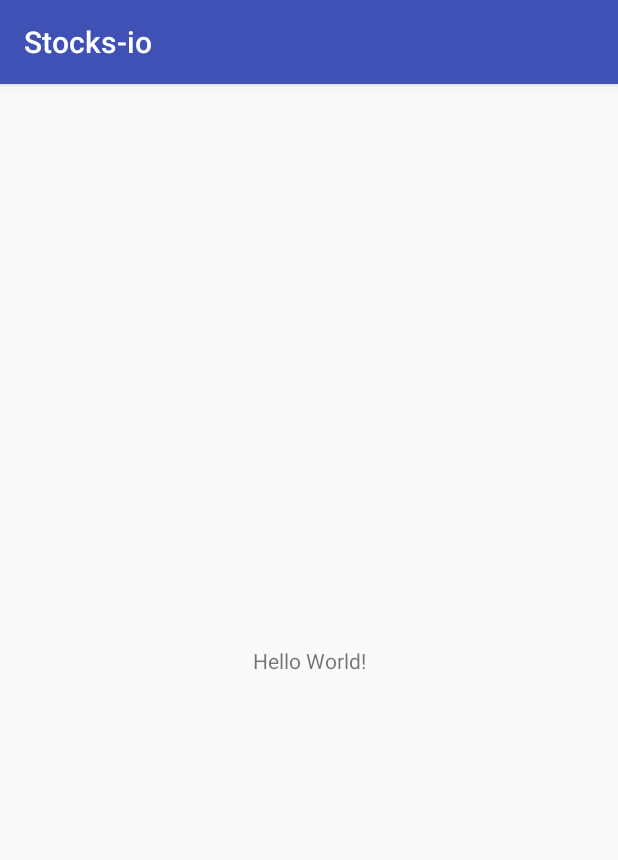
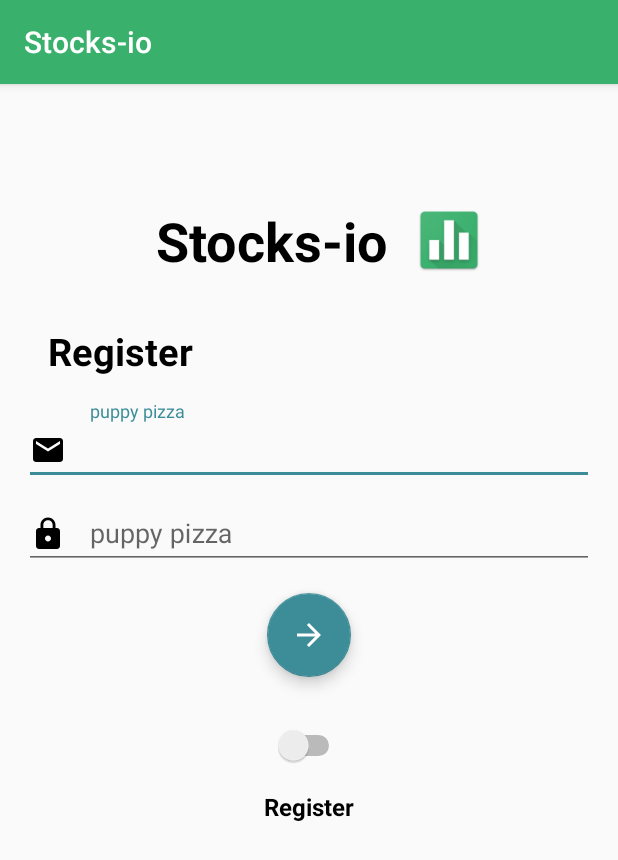
Before and after one commit to stocks-io/android-front-end, an Android app: the screen it shows after launch (MainActivity), on a phone screen of 412 x 824 dp. Shown: the top 860 px of the screen. Run offline under Robolectric (Android 15) with nearby library versions, the phone set to English and light mode, and no system bars.

Commit message:
Intial LoginView

```diff
--- /dev/null
+++ b/app/src/main/java/com/stocks/stocks_io/POJO/BaseTokenInfo.java
@@ -0,0 +1,20 @@
+package com.stocks.stocks_io.POJO;
+
+public class BaseTokenInfo {
+    private String token;
+
+    public BaseTokenInfo() {
+    }
+
+    public BaseTokenInfo(String token) {
+        this.token = token;
+    }
+
+    public String getToken() {
+        return token;
+    }
+
+    public void setToken(String token) {
+        this.token = token;
+    }
+}
--- /dev/null
+++ b/app/src/main/res/drawable/ic_continue.xml
@@ -0,0 +1,4 @@
+<vector android:height="24dp" android:viewportHeight="24.0"
+    android:viewportWidth="24.0" android:width="24dp" xmlns:android="http://schemas.android.com/apk/res/android">
+    <path android:fillColor="#FFFFFF" android:pathData="M12,4l-1.41,1.41L16.17,11H4v2h12.17l-5.58,5.59L12,20l8,-8z"/>
+</vector>
--- /dev/null
+++ b/app/src/main/res/drawable/ic_email_black_48px.xml
@@ -0,0 +1,4 @@
+<vector android:height="24dp" android:viewportHeight="24.0"
+    android:viewportWidth="24.0" android:width="24dp" xmlns:android="http://schemas.android.com/apk/res/android">
+    <path android:fillColor="#000000" android:pathData="M20,4L4,4c-1.1,0 -1.99,0.9 -1.99,2L2,18c0,1.1 0.9,2 2,2h16c1.1,0 2,-0.9 2,-2L22,6c0,-1.1 -0.9,-2 -2,-2zM20,8l-8,5 -8,-5L4,6l8,5 8,-5v2z"/>
+</vector>
--- /dev/null
+++ b/app/src/main/res/drawable/ic_lock_black_48px.xml
@@ -0,0 +1,4 @@
+<vector android:height="24dp" android:viewportHeight="24.0"
+    android:viewportWidth="24.0" android:width="24dp" xmlns:android="http://schemas.android.com/apk/res/android">
+    <path android:fillColor="#000000" android:pathData="M18,8h-1L17,6c0,-2.76 -2.24,-5 -5,-5S7,3.24 7,6v2L6,8c-1.1,0 -2,0.9 -2,2v10c0,1.1 0.9,2 2,2h12c1.1,0 2,-0.9 2,-2L20,10c0,-1.1 -0.9,-2 -2,-2zM12,17c-1.1,0 -2,-0.9 -2,-2s0.9,-2 2,-2 2,0.9 2,2 -0.9,2 -2,2zM15.1,8L8.9,8L8.9,6c0,-1.71 1.39,-3.1 3.1,-3.1 1.71,0 3.1,1.39 3.1,3.1v2z"/>
+</vector>
--- a/app/src/main/res/layout/activity_main.xml
+++ b/app/src/main/res/layout/activity_main.xml
@@ -1,19 +1,87 @@
 <?xml version="1.0" encoding="utf-8"?>
-<android.support.constraint.ConstraintLayout
-    xmlns:android="http://schemas.android.com/apk/res/android"
+<LinearLayout xmlns:android="http://schemas.android.com/apk/res/android"
     xmlns:app="http://schemas.android.com/apk/res-auto"
     xmlns:tools="http://schemas.android.com/tools"
     android:layout_width="match_parent"
     android:layout_height="match_parent"
+    android:gravity="center_horizontal"
+    android:orientation="vertical"
+    android:layout_marginEnd="16dp"
+    android:layout_marginStart="16dp"
+    android:paddingTop="64dp"
     tools:context="com.stocks.stocks_io.Activities.MainActivity">
 
+    <LinearLayout
+        android:layout_width="match_parent"
+        android:layout_height="wrap_content"
+        android:gravity="center"
+        android:orientation="horizontal">
+
+        <TextView
+            style="@style/title_text"
+            android:layout_width="wrap_content"
+            android:layout_height="wrap_content"
+            android:gravity="center_horizontal"
+            android:text="@string/app_name" />
+
+        <ImageView
+            android:layout_width="wrap_content"
+            android:layout_height="wrap_content"
+            android:src="@mipmap/ic_launcher" />
+    </LinearLayout>
+
     <TextView
+        android:id="@+id/login_title_view"
+        style="@style/mega_text"
+        android:layout_width="match_parent"
+        android:layout_height="wrap_content"
+        android:text="Register" />
+
+    <android.support.design.widget.TextInputLayout
+        android:layout_width="match_parent"
+        android:layout_height="wrap_content"
+        android:gravity="center">
+
+        <android.support.design.widget.TextInputEditText
+            android:layout_width="match_parent"
+            android:layout_height="wrap_content"
+            android:drawablePadding="16dp"
+            android:drawableStart="@drawable/ic_email_black_48px"
+            android:gravity="center_vertical"
+            android:hint="puppy pizza" />
+    </android.support.design.widget.TextInputLayout>
+
+    <android.support.design.widget.TextInputLayout
+        android:layout_width="match_parent"
+        android:layout_height="wrap_content"
+        android:gravity="center">
+
+        <android.support.design.widget.TextInputEditText
+            android:layout_width="match_parent"
+            android:layout_height="wrap_content"
+            android:drawablePadding="16dp"
+            android:drawableStart="@drawable/ic_lock_black_48px"
+            android:gravity="center_vertical"
+            android:hint="puppy pizza"
+            android:inputType="textPassword" />
+    </android.support.design.widget.TextInputLayout>
+
+    <android.support.design.widget.FloatingActionButton
         android:layout_width="wrap_content"
         android:layout_height="wrap_content"
-        android:text="Hello World!"
-        app:layout_constraintBottom_toBottomOf="parent"
-        app:layout_constraintLeft_toLeftOf="parent"
-        app:layout_constraintRight_toRightOf="parent"
-        app:layout_constraintTop_toTopOf="parent"/>
+        android:layout_margin="16dp"
+        android:src="@drawable/ic_continue"
+        android:text="Register"/>
 
-</android.support.constraint.ConstraintLayout>
+    <Switch
+        android:layout_width="wrap_content"
+        android:layout_height="wrap_content"
+        android:layout_marginTop="16dp"/>
+    <TextView
+        style="@style/mini_text"
+        android:layout_width="wrap_content"
+        android:layout_height="wrap_content"
+        android:text="Register"/>
+
+
+</LinearLayout>
--- a/app/src/main/res/values/colors.xml
+++ b/app/src/main/res/values/colors.xml
@@ -1,6 +1,6 @@
 <?xml version="1.0" encoding="utf-8"?>
 <resources>
-    <color name="colorPrimary">#3F51B5</color>
-    <color name="colorPrimaryDark">#303F9F</color>
-    <color name="colorAccent">#FF4081</color>
+    <color name="colorPrimary">#3ab06d</color>
+    <color name="colorPrimaryDark">#2E7D32</color>
+    <color name="colorAccent">#3D8D99</color>
 </resources>
--- a/app/src/main/res/values/styles.xml
+++ b/app/src/main/res/values/styles.xml
@@ -8,4 +8,24 @@
         <item name="colorAccent">@color/colorAccent</item>
     </style>
 
+    <style name="title_text">
+        <item name="android:textSize">36sp</item>
+        <item name="android:textColor">#000000</item>
+        <item name="android:layout_margin">16dp</item>
+        <item name="android:textStyle">bold</item>
+    </style>
+
+    <style name="mega_text">
+        <item name="android:textSize">25sp</item>
+        <item name="android:textColor">#000000</item>
+        <item name="android:layout_margin">16dp</item>
+        <item name="android:textStyle">bold</item>
+    </style>
+
+    <style name="mini_text">
+        <item name="android:textSize">16sp</item>
+        <item name="android:textColor">#000000</item>
+        <item name="android:layout_margin">16dp</item>
+        <item name="android:textStyle">bold</item>
+    </style>
 </resources>
```
Also changed, not shown: app/src/main/res/mipmap-hdpi/ic_launcher.png, app/src/main/res/mipmap-hdpi/ic_launcher_round.png, app/src/main/res/mipmap-mdpi/ic_launcher.png, app/src/main/res/mipmap-mdpi/ic_launcher_round.png, app/src/main/res/mipmap-xhdpi/ic_launcher.png, app/src/main/res/mipmap-xhdpi/ic_launcher_round.png, app/src/main/res/mipmap-xxhdpi/ic_launcher.png, app/src/main/res/mipmap-xxhdpi/ic_launcher_round.png, app/src/main/res/mipmap-xxxhdpi/ic_launcher.png, app/src/main/res/mipmap-xxxhdpi/ic_launcher_round.png.
